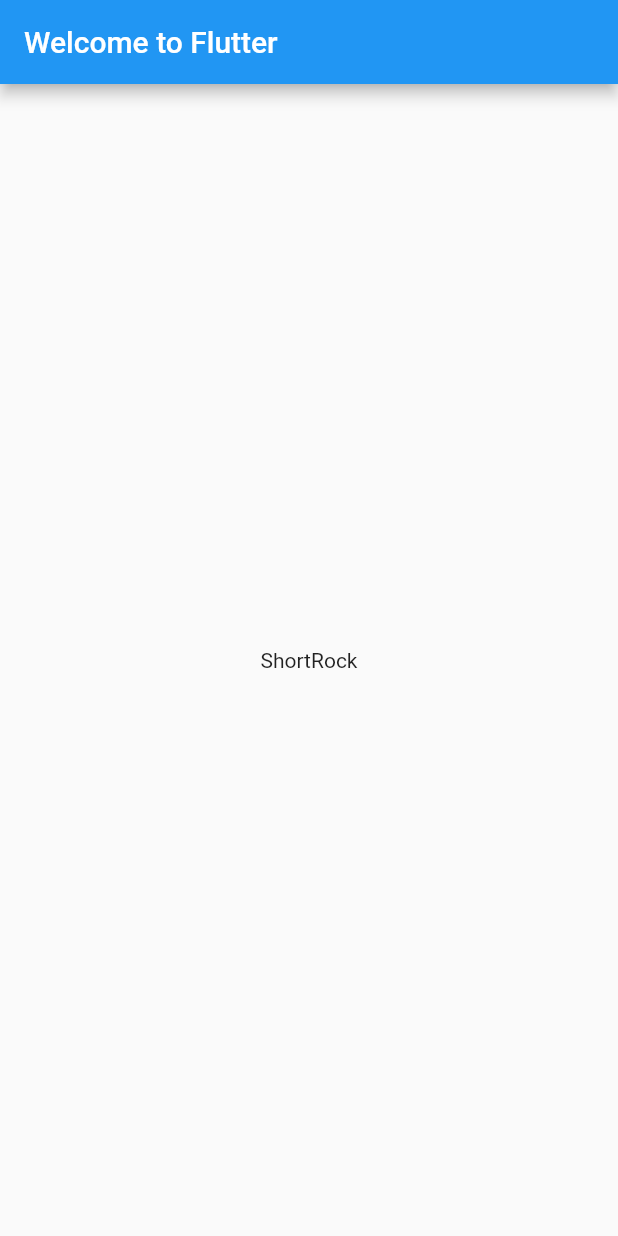
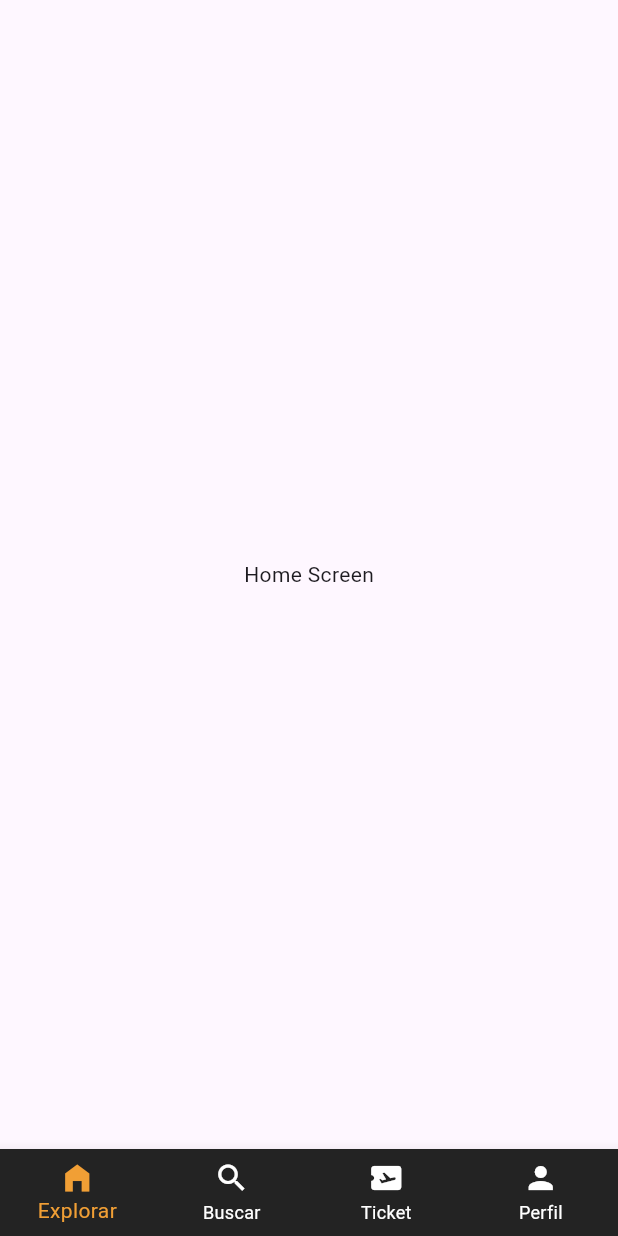
Before and after one commit to WX61-TuCine/Frontend-Flutter, a Flutter app: the screen it shows after launch, on a phone screen of 412 x 824 dp. Run offline on Flutter 3.47's test engine with Material 2 defaults, Android fonts, the phone set to English and light mode, and no system bars; our stand-ins replace go_router.

Commit message:
feat: CustomBottomNavigation

```diff
--- /dev/null
+++ b/lib/config/router/app_router.dart
@@ -0,0 +1,14 @@
+import 'package:go_router/go_router.dart';
+import 'package:tu_cine/presentation/screens/home/home_screen.dart';
+
+final appRouter = GoRouter(
+  initialLocation: '/',
+  routes: [
+      GoRoute(
+        path: '/',
+        name: HomeScreen.routeName,
+        builder: (context,state) => const HomeScreen(),
+      )
+  ]
+
+);
--- /dev/null
+++ b/lib/config/theme/app_theme.dart
@@ -0,0 +1,14 @@
+import 'package:flutter/material.dart';
+
+class AppTheme {
+  ThemeData getTheme() => ThemeData(
+      useMaterial3: true,
+      bottomNavigationBarTheme: const BottomNavigationBarThemeData(
+        backgroundColor: Color(0xff232323),
+        selectedItemColor: Color(0xffF19F35),
+        unselectedItemColor: Colors.white,
+        showUnselectedLabels: true,
+        type: BottomNavigationBarType.fixed,
+      )
+  );
+}
--- a/lib/main.dart
+++ b/lib/main.dart
@@ -1,29 +1,26 @@
 import 'package:flutter/material.dart';
-import 'package:english_words/english_words.dart';
+//import 'package:tu_cine/config/router/app_router.dart';
+import 'package:tu_cine/config/theme/app_theme.dart';
+import 'package:tu_cine/presentation/widgets/shared/custom_bottom_navigation.dart';
+//import 'package:tu_cine/presentation/widgets/shared/custom_bottom_navigation.dart';
+
 void main() {
   runApp(const MyApp());
 }
-
-
 
 class MyApp extends StatelessWidget {
   const MyApp({Key? key}) : super(key: key);
 
   @override
   Widget build(BuildContext context) {
+    return MaterialApp(
+      title: 'TuCine',
 
-    final wordPair = WordPair.random();
-    return MaterialApp(
-      title: 'Welcome to Flutter',
-      home: Scaffold(
-        appBar: AppBar(
-          title: const Text('Welcome to Flutter'),
-        ),
-        body:
-        Center(
-          child: Text(wordPair.asPascalCase),
-        ),
-      ),
+      //routerConfig: appRouter,
+      debugShowCheckedModeBanner: false,
+
+      theme: AppTheme().getTheme(),
+      home: const CustomBottomNavigation(),
     );
   }
 }
--- /dev/null
+++ b/lib/presentation/screens/home/home_screen.dart
@@ -0,0 +1,23 @@
+import 'package:flutter/material.dart';
+
+
+class HomeScreen extends StatefulWidget {
+
+  static const String routeName = 'home-screen';
+
+  const HomeScreen({Key? key}) : super(key: key);
+
+  @override
+  State<HomeScreen> createState() => _HomeScreenState();
+}
+
+class _HomeScreenState extends State<HomeScreen> {
+  @override
+  Widget build(BuildContext context) {
+    return const Scaffold(
+      body: Center(
+        child: Text('Home Screen'),
+      ),
+    );
+  }
+}
--- /dev/null
+++ b/lib/presentation/screens/profile/profile_screen.dart
@@ -0,0 +1,17 @@
+import 'package:flutter/material.dart';
+
+class ProfileScreen extends StatefulWidget {
+  const ProfileScreen({super.key});
+
+  @override
+  State<ProfileScreen> createState() => _ProfileScreenState();
+}
+
+class _ProfileScreenState extends State<ProfileScreen> {
+  @override
+  Widget build(BuildContext context) {
+    return const Center(
+      child: Text('Profile Screen'),
+    );
+  }
+}
--- /dev/null
+++ b/lib/presentation/screens/search/search_screen.dart
@@ -0,0 +1,17 @@
+import 'package:flutter/material.dart';
+
+class SearchScreen extends StatefulWidget {
+  const SearchScreen({super.key});
+
+  @override
+  State<SearchScreen> createState() => _SearchScreenState();
+}
+
+class _SearchScreenState extends State<SearchScreen> {
+  @override
+  Widget build(BuildContext context) {
+    return const Center(
+      child: Text('Search Screen'),
+    );
+  }
+}
--- /dev/null
+++ b/lib/presentation/screens/tickets/my_tickets_screen.dart
@@ -0,0 +1,17 @@
+import 'package:flutter/material.dart';
+
+class MyTicketsScreen extends StatefulWidget {
+  const MyTicketsScreen({super.key});
+
+  @override
+  State<MyTicketsScreen> createState() => _MyTicketsScreenState();
+}
+
+class _MyTicketsScreenState extends State<MyTicketsScreen> {
+  @override
+  Widget build(BuildContext context) {
+    return const Center(
+      child: Text('My Tickets Screen'),
+    );
+  }
+}
--- /dev/null
+++ b/lib/presentation/widgets/shared/custom_bottom_navigation.dart
@@ -0,0 +1,58 @@
+import 'package:flutter/material.dart';
+import 'package:tu_cine/presentation/screens/home/home_screen.dart';
+import 'package:tu_cine/presentation/screens/profile/profile_screen.dart';
+import 'package:tu_cine/presentation/screens/search/search_screen.dart';
+import 'package:tu_cine/presentation/screens/tickets/my_tickets_screen.dart';
+
+class CustomBottomNavigation extends StatefulWidget {
+  const CustomBottomNavigation({Key? key}) : super(key: key);
+
+  @override
+  State<CustomBottomNavigation> createState() => _CustomBottomNavigationState();
+}
+
+class _CustomBottomNavigationState extends State<CustomBottomNavigation> {
+  int selectedIndex = 0;
+
+  @override
+  Widget build(BuildContext context) {
+    final screens = [
+      const HomeScreen(),
+      const SearchScreen(),
+      const MyTicketsScreen(),
+      const ProfileScreen()
+    ];
+
+    return Scaffold(
+        body: IndexedStack(
+          index: selectedIndex,
+          children: screens,
+        ),
+        bottomNavigationBar: BottomNavigationBar(
+          currentIndex: selectedIndex,
+          onTap: (newIndex) {
+            setState(() {
+              selectedIndex = newIndex;
+            });
+          },
+          items: const [
+            BottomNavigationBarItem(
+                icon: Icon(Icons.home_filled),
+                activeIcon: Icon(Icons.home_filled),
+                label: 'Explorar'),
+            BottomNavigationBarItem(
+                icon: Icon(Icons.search),
+                activeIcon: Icon(Icons.search_outlined),
+                label: 'Buscar'),
+            BottomNavigationBarItem(
+                icon: Icon(Icons.airplane_ticket),
+                activeIcon: Icon(Icons.airplane_ticket_outlined),
+                label: 'Ticket'),
+            BottomNavigationBarItem(
+                icon: Icon(Icons.person),
+                activeIcon: Icon(Icons.person_outlined),
+                label: 'Perfil'),
+          ],
+        ));
+  }
+}
```
Also changed, not shown: pubspec.yaml (+5 -13 lines), pubspec.lock.
